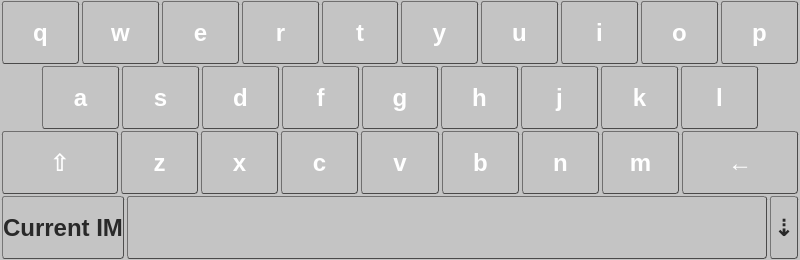
drradwan/Qin, file src/QVirtualKeyboard.ui: the form before one commit.
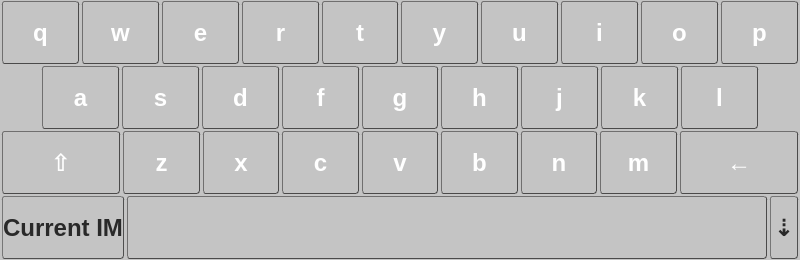
The form after the commit.

```diff
--- a/src/QVirtualKeyboard.ui
+++ b/src/QVirtualKeyboard.ui
@@ -696,7 +696,7 @@
          </property>
          <property name="minimumSize">
           <size>
-           <width>118</width>
+           <width>120</width>
            <height>0</height>
           </size>
          </property>
@@ -934,7 +934,7 @@
          </property>
          <property name="minimumSize">
           <size>
-           <width>118</width>
+           <width>120</width>
            <height>0</height>
           </size>
          </property>
```
